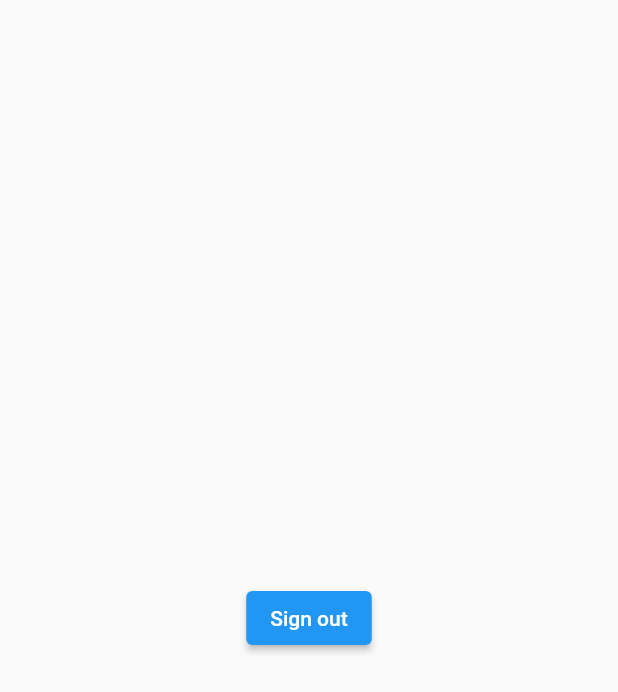
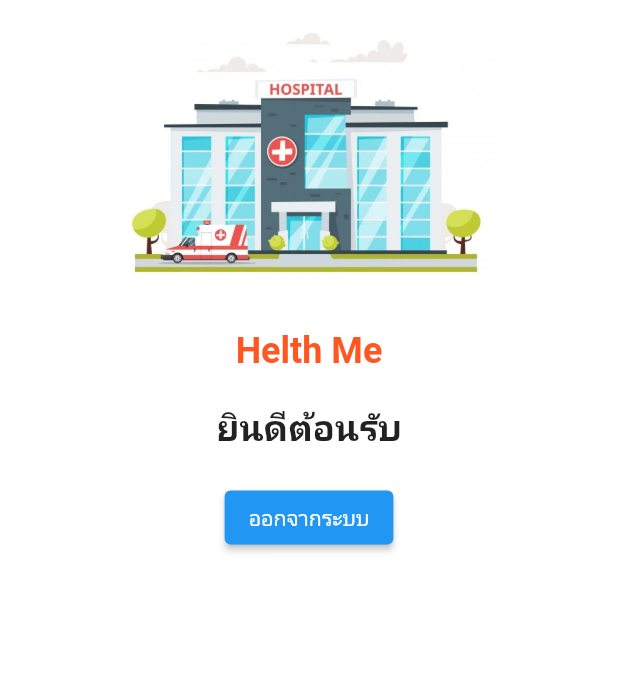
Before and after one commit to Thitiwut/real_flutter, a Flutter app: the LocationScreen screen opened by its route, on a phone screen of 412 x 824 dp. Shown: the top 692 px of the screen. Run offline on Flutter 3.47's test engine with Material 2 defaults, Android fonts, the phone set to English and light mode, and no system bars; our stand-ins replace animated_text_kit, cloud_firestore, firebase_auth, firebase_core, flutter_signin_button; missing offline and left inert: legacy_progress_dialog; accounts and stored records are empty.

Commit message:
add logout screen

```diff
--- a/lib/screens/authentication/otp_screen.dart
+++ b/lib/screens/authentication/otp_screen.dart
@@ -2,7 +2,7 @@ import 'package:firebase_auth/firebase_auth.dart';
 import 'package:flutter/cupertino.dart';
 import 'package:flutter/material.dart';
 import 'package:real_flutter/screens/authentication/phoneauth_screen.dart';
-import 'package:real_flutter/screens/location_screen.dart';
+import 'package:real_flutter/services/phoneauth_service.dart';
 
 class OTPScreen extends StatefulWidget {
   final String number, verId;
@@ -16,6 +16,7 @@ class OTPScreen extends StatefulWidget {
 class _OTPScreenState extends State<OTPScreen> {
   bool _loading = false;
 
+  PhoneAuthService _services = PhoneAuthService();
   String error = '';
   var _text1 = TextEditingController();
   var _text2 = TextEditingController();
@@ -30,8 +31,9 @@ class _OTPScreenState extends State<OTPScreen> {
       PhoneAuthCredential credential = PhoneAuthProvider.credential(
           verificationId: widget.verId, smsCode: otp);
       final User user = (await _auth.signInWithCredential(credential)).user;
+
       if (user != null) {
-        Navigator.pushReplacementNamed(context, LocationScreen.id);
+        _services.addUser(context);
       } else {
         print('Login Failed');
         if (mounted) {
--- a/lib/screens/location_screen.dart
+++ b/lib/screens/location_screen.dart
@@ -7,9 +7,34 @@ class LocationScreen extends StatelessWidget {
   @override
   Widget build(BuildContext context) {
     return Scaffold(
-      body: Center(
+      backgroundColor: Colors.white,
+      body: Column(children: [
+        Image.asset(
+          'assets/images/hospital.jpg',
+          width: 250,
+          height: 200,
+        ),
+        SizedBox(
+          height: 20,
+        ),
+        Text('Helth Me',
+            textAlign: TextAlign.center,
+            style: TextStyle(
+                fontWeight: FontWeight.bold,
+                fontSize: 24,
+                color: Colors.deepOrange)),
+        SizedBox(
+          height: 20,
+        ),
+        Text('ยินดีต้อนรับ',
+            textAlign: TextAlign.center,
+            style: TextStyle(fontWeight: FontWeight.bold, fontSize: 24)),
+        SizedBox(
+          height: 20,
+        ),
+        Center(
           child: ElevatedButton(
-          child: Text('Sign out'),
+            child: Text('ออกจากระบบ'),
             onPressed: () {
               FirebaseAuth.instance.signOut().then((value) {
                 Navigator.pushReplacementNamed(context, LoginScreen.id);
@@ -17,6 +42,7 @@ class LocationScreen extends StatelessWidget {
             },
           ),
         ),
+      ]),
     );
   }
 }
--- a/lib/screens/login_screen.dart
+++ b/lib/screens/login_screen.dart
@@ -1,20 +1,10 @@
-import 'package:firebase_auth/firebase_auth.dart';
 import 'package:flutter/material.dart';
-import 'package:real_flutter/screens/location_screen.dart';
 import 'package:real_flutter/widgets/auth_ui.dart';
 
 class LoginScreen extends StatelessWidget {
   static const String id = 'login-screen';
   @override
   Widget build(BuildContext context) {
-    FirebaseAuth.instance.authStateChanges().listen((User user) {
-      if (user == null) {
-        print('User is currently signed out!');
-      } else {
-        Navigator.pushReplacementNamed(context, LocationScreen.id);
-      }
-    });
-
     return Scaffold(
       backgroundColor: Colors.cyan.shade900,
       body: Center(
--- a/pubspec.yaml
+++ b/pubspec.yaml
@@ -19,6 +19,7 @@ dependencies:
   firebase_core:
   firebase_auth:
   legacy_progress_dialog: ^0.0.9
+  cloud_firestore:
 
 dev_dependencies:
   flutter_test:
```
Also changed, not shown: lib/main.dart (+24 -13 lines), lib/screens/splash_screen.dart (+29 -1 lines), lib/services/phoneauth_service.dart (+23 -0 lines), assets/images/hospital.jpg (added), pubspec.lock. Lines whose indentation alone changed are shown as unchanged.
